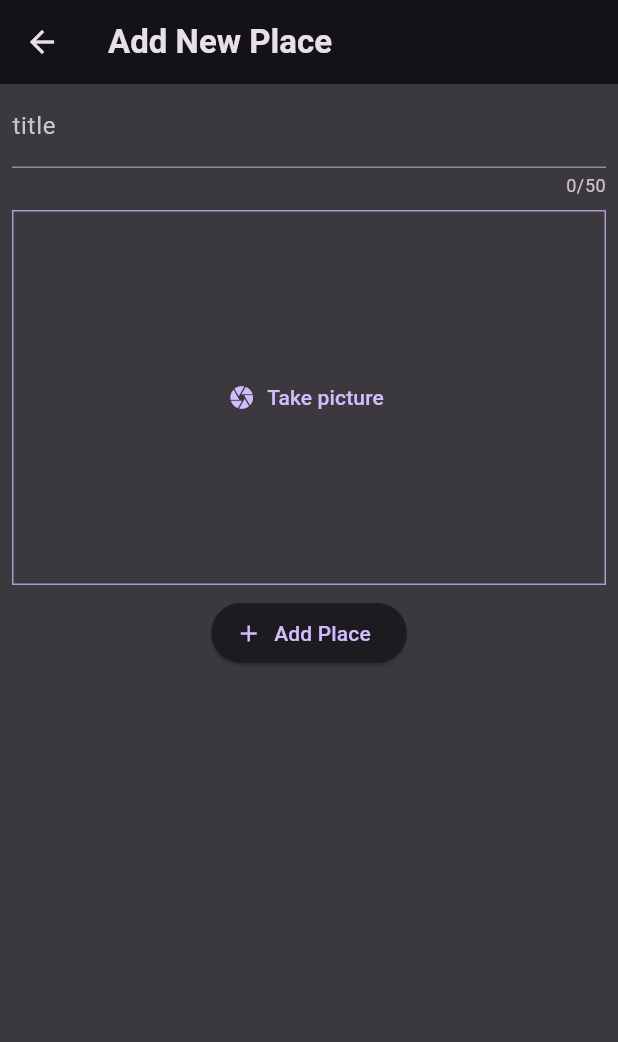
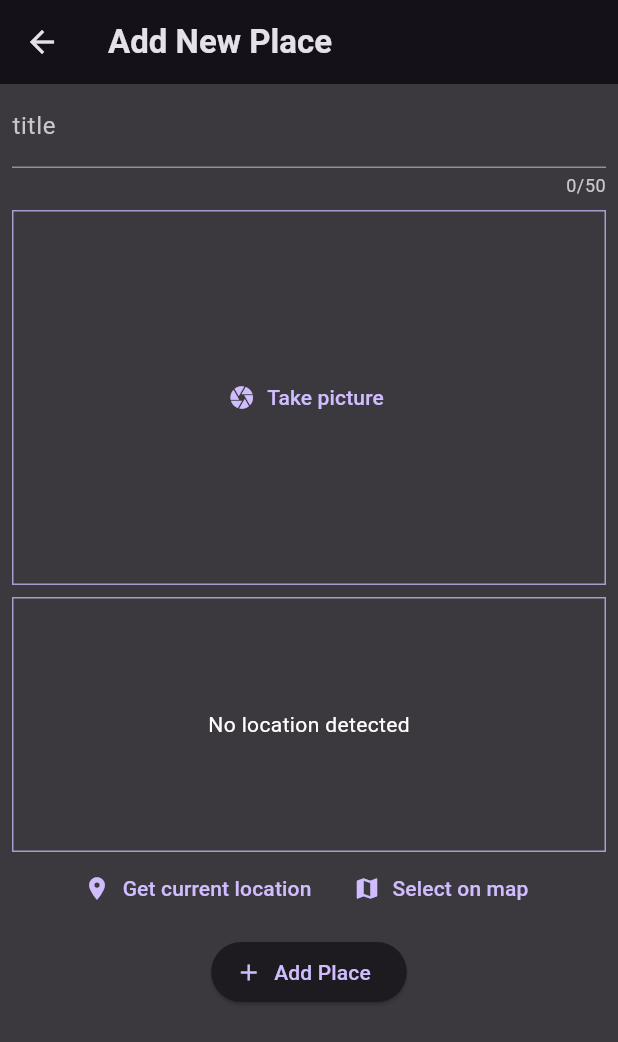
Before and after one commit to ABorham190/favorite-places-flutter, a Flutter app: the AddNewPlaceScreen screen opened directly, on a phone screen of 412 x 824 dp. Shown: the top 1042 px of the screen. Run offline on Flutter 3.47's test engine with Material 3 defaults, Android fonts, the phone set to English and light mode, and no system bars; our stand-ins replace flutter_riverpod, google_fonts, image_picker, location, riverpod.

Commit message:
before sending address back to add new screen

```diff
--- a/lib/models/place.dart
+++ b/lib/models/place.dart
@@ -3,12 +3,26 @@ import 'package:uuid/uuid.dart';
 
 var uuid = const Uuid();
 
+class PlaceLocation {
+  const PlaceLocation({
+    required this.latitude,
+    required this.longitude,
+    required this.address,
+  });
+
+  final double latitude;
+  final double longitude;
+  final String address;
+}
+
 class Place {
   Place({
     required this.name,
     required this.image,
+    required this.placeLocation,
   }) : id = uuid.v4();
   final String id;
   final String name;
   File image;
+  PlaceLocation placeLocation;
 }
--- a/lib/providers/your_places_Provider.dart
+++ b/lib/providers/your_places_Provider.dart
@@ -8,10 +8,11 @@ var uuid = const Uuid();
 
 class YourPlacesNotifier extends StateNotifier<List<Place>> {
   YourPlacesNotifier() : super([]);
-  void addPlace(String title, File image) {
+  void addPlace(String title, File image, PlaceLocation placeLocation) {
     final place = Place(
       name: title,
       image: image,
+      placeLocation: placeLocation,
     );
     state = [place, ...state];
   }
--- a/lib/screens/add_new_place_screen.dart
+++ b/lib/screens/add_new_place_screen.dart
@@ -1,6 +1,7 @@
 import 'dart:io';
 
 import 'package:favorite_places/widgets/input_image.dart';
+import 'package:favorite_places/widgets/input_location.dart';
 import 'package:flutter/material.dart';
 import 'package:flutter_riverpod/flutter_riverpod.dart';
 import 'package:favorite_places/providers/your_places_Provider.dart';
@@ -69,6 +70,10 @@ class AddNewPlaceScreen extends ConsumerWidget {
               const SizedBox(
                 height: 8,
               ),
+              InputLocation(),
+              const SizedBox(
+                height: 8,
+              ),
               ElevatedButton.icon(
                 onPressed: save,
                 label: const Text('Add Place'),
--- /dev/null
+++ b/lib/widgets/input_location.dart
@@ -0,0 +1,130 @@
+import 'dart:convert';
+
+import 'package:favorite_places/models/place.dart';
+import 'package:flutter/material.dart';
+import 'package:location/location.dart';
+import 'package:http/http.dart' as http;
+
+class InputLocation extends StatefulWidget {
+  const InputLocation({
+    super.key,
+  });
+  @override
+  State<InputLocation> createState() {
+    return _InputLocation();
+  }
+}
+
+class _InputLocation extends State<InputLocation> {
+  PlaceLocation? _pickedLocation;
+  var _isLoadingLocation = false;
+  String get _locationImage {
+    if (_pickedLocation == null) {
+      return '';
+    }
+    final lat = _pickedLocation!.latitude;
+    final lng = _pickedLocation!.longitude;
+
+    return 'https://maps.googleapis.com/maps/api/staticmap?center=$lat,$lng&zoom=16&size=600x300&maptype=roadmap&markers=color:red%7Clabel:S%7C$lat,$lng&key=AIzaSyD_137n_Pb0bUn1BJ0S0hYydicTAjfiXkk';
+  }
+
+  void getCurrentLocation() async {
+    Location location = Location();
+
+    bool serviceEnabled;
+    PermissionStatus permissionGranted;
+    LocationData locationData;
+
+    serviceEnabled = await location.serviceEnabled();
+    if (!serviceEnabled) {
+      serviceEnabled = await location.requestService();
+      if (!serviceEnabled) {
+        return;
+      }
+    }
+
+    permissionGranted = await location.hasPermission();
+    if (permissionGranted == PermissionStatus.denied) {
+      permissionGranted = await location.requestPermission();
+      if (permissionGranted != PermissionStatus.granted) {
+        return;
+      }
+    }
+    setState(() {
+      _isLoadingLocation = true;
+    });
+
+    locationData = await location.getLocation();
+    final lat = locationData.latitude;
+    final long = locationData.longitude;
+    if (lat == null || long == null) {
+      return;
+    }
+
+    final url = Uri.parse(
+        'https://maps.googleapis.com/maps/api/geocode/json?latlng=$lat,$long&key=AIzaSyD_137n_Pb0bUn1BJ0S0hYydicTAjfiXkk');
+
+    final response = await http.get(url);
+
+    final responseData = json.decode(response.body);
+    final address = responseData['results'][0]['formatted_address'];
+
+    setState(() {
+      _pickedLocation =
+          PlaceLocation(latitude: lat, longitude: long, address: address);
+      _isLoadingLocation = false;
+    });
+  }
+
+  @override
+  Widget build(BuildContext context) {
+    Widget previewedContent = const Text(
+      'No location detected',
+      style: TextStyle(color: Colors.white),
+    );
+    if (_isLoadingLocation) {
+      previewedContent = const CircularProgressIndicator();
+    }
+    if (_pickedLocation != null) {
+      previewedContent = Image.network(
+        _locationImage,
+        fit: BoxFit.cover,
+        height: double.infinity,
+        width: double.infinity,
+      );
+    }
+
+    return Column(
+      children: [
+        Container(
+          alignment: Alignment.center,
+          height: 170,
+          width: double.infinity,
+          decoration: BoxDecoration(
+            border: Border.all(
+              color: Theme.of(context).colorScheme.primary.withOpacity(.75),
+            ),
+          ),
+          child: previewedContent,
+        ),
+        Row(
+          mainAxisAlignment: MainAxisAlignment.center,
+          children: [
+            TextButton.icon(
+              onPressed: getCurrentLocation,
+              icon: const Icon(Icons.location_on),
+              label: const Text(
+                'Get current location',
+              ),
+            ),
+            TextButton.icon(
+              onPressed: () {},
+              label: const Text('Select on map'),
+              icon: const Icon(Icons.map),
+            ),
+          ],
+        )
+      ],
+    );
+  }
+}
--- a/pubspec.yaml
+++ b/pubspec.yaml
@@ -40,6 +40,8 @@ dependencies:
   flutter_riverpod: ^2.6.1
   image_picker: ^1.1.2
   uuid: ^4.5.1
+  location: ^7.0.1
+  http: ^1.2.2
 
 dev_dependencies:
   flutter_test:
```
Also changed, not shown: pubspec.lock, 2 other files.
